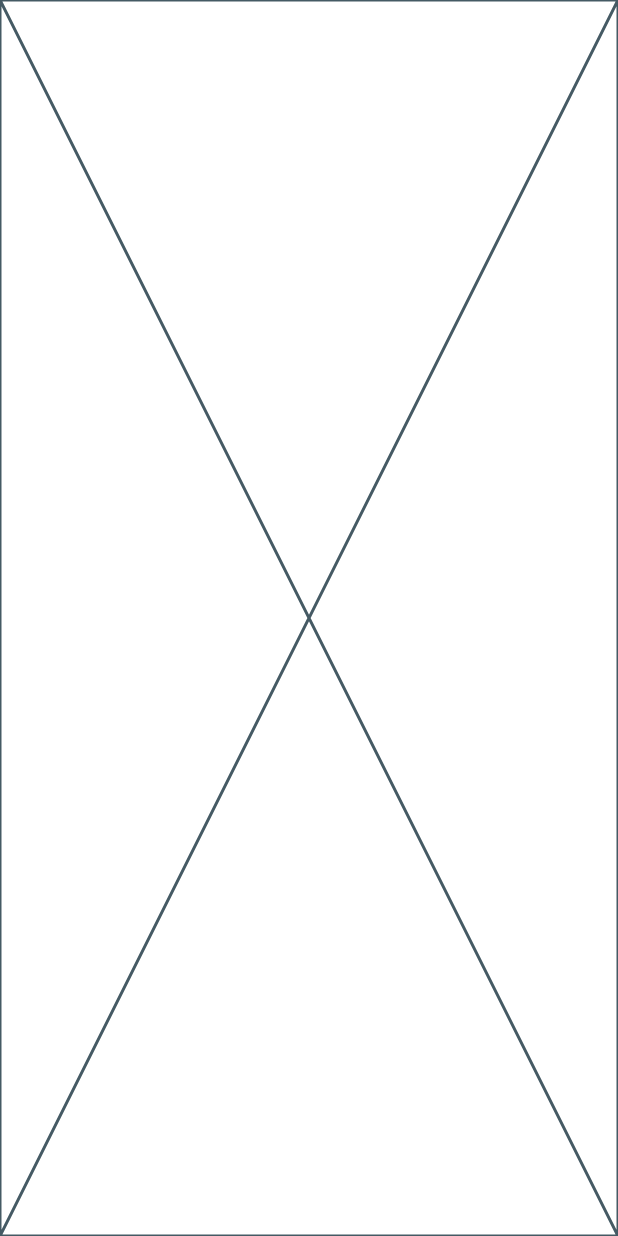
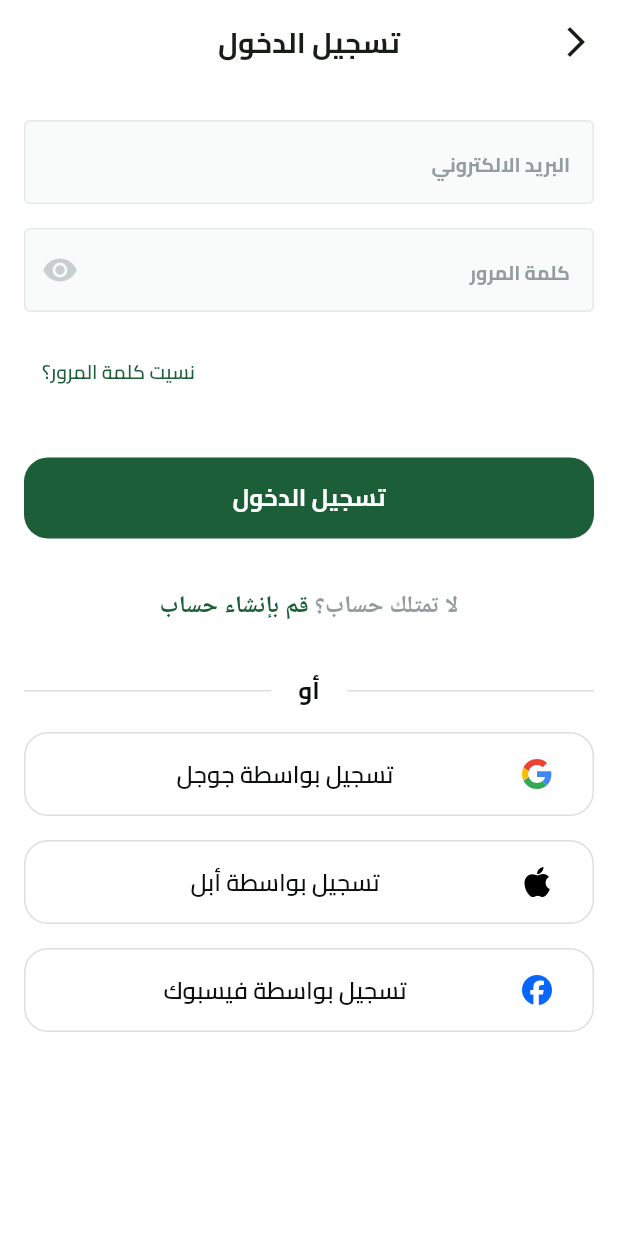
Before and after one commit to Osama-El-Dawli/fruits-hub, a Flutter app: the screen it shows after launch, after a tap on "تخط", on a phone screen of 412 x 824 dp. Run offline on Flutter 3.47's test engine with Material 3 defaults, Android fonts, the phone set to English and light mode, and no system bars; our stand-ins replace dots_indicator, flutter_svg, shared_preferences.

Commit message:
finish login UI

```diff
--- a/lib/core/utils/app_colors.dart
+++ b/lib/core/utils/app_colors.dart
@@ -2,5 +2,6 @@ import 'dart:ui';
 
 abstract class AppColors {
   static const Color primaryColor = Color(0xff1B5E37);
-  static const Color secondaryColor = Color(0xffF4A91F);
+  static const Color lightPrimaryColor = Color(0xff1B5E37);
+  static const Color secondaryColor = Color(0xff2D9F5D);
 }
--- a/lib/core/utils/app_text_styles.dart
+++ b/lib/core/utils/app_text_styles.dart
@@ -95,4 +95,9 @@ abstract class AppTextStyles {
     fontSize: 13,
     fontWeight: FontWeight.w600,
   );
+
+  static const TextStyle semiBold16 = TextStyle(
+    fontSize: 16,
+    fontWeight: FontWeight.w600,
+  );
 }
--- a/lib/core/utils/assets.dart
+++ b/lib/core/utils/assets.dart
@@ -5,6 +5,18 @@ class Assets {
   /// Assets for imagesAppIcon
   /// assets/images/app_icon.png
   static const String imagesAppIcon = "assets/images/app_icon.png";
+
+  /// Assets for imagesAppleIcon
+  /// assets/images/apple_icon.svg
+  static const String imagesAppleIcon = "assets/images/apple_icon.svg";
+
+  /// Assets for imagesFacebookIcon
+  /// assets/images/facebook_icon.svg
+  static const String imagesFacebookIcon = "assets/images/facebook_icon.svg";
+
+  /// Assets for imagesGoogleIcon
+  /// assets/images/google_icon.svg
+  static const String imagesGoogleIcon = "assets/images/google_icon.svg";
 
   /// Assets for imagesLogo
   /// assets/images/logo.svg
@@ -33,4 +45,6 @@ class Assets {
   /// Assets for imagesSplashTop
   /// assets/images/splash_top.svg
   static const String imagesSplashTop = "assets/images/splash_top.svg";
+
+  static var images;
 }
--- /dev/null
+++ b/lib/core/widgets/custom_app_bar.dart
@@ -0,0 +1,16 @@
+import 'package:flutter/material.dart';
+import 'package:fruits_hub/core/utils/app_text_styles.dart';
+
+AppBar buildAppBar(context, title) {
+  return AppBar(
+    backgroundColor: Colors.white,
+    centerTitle: true,
+    title: Text(title, style: AppTextStyles.bold19),
+    leading: IconButton(
+      icon: Icon(Icons.arrow_back_ios_new),
+      onPressed: () {
+        Navigator.pop(context);
+      },
+    ),
+  );
+}
--- /dev/null
+++ b/lib/core/widgets/custom_text_form_field.dart
@@ -0,0 +1,38 @@
+import 'package:flutter/material.dart';
+import 'package:fruits_hub/core/utils/app_text_styles.dart';
+
+class CustomTextFormField extends StatelessWidget {
+  const CustomTextFormField({
+    super.key,
+    required this.hintText,
+    required this.textInputType,
+    this.suffixIcon,
+  });
+  final String hintText;
+  final TextInputType textInputType;
+  final Widget? suffixIcon;
+
+  @override
+  Widget build(BuildContext context) {
+    return TextFormField(
+      keyboardType: textInputType,
+      decoration: InputDecoration(
+        hintText: hintText,
+        hintStyle: AppTextStyles.bold13.copyWith(color: Color(0xff949D9E)),
+        filled: true,
+        fillColor: Color(0xffF9FAFA),
+        suffixIcon: suffixIcon,
+        enabledBorder: buildBorder(),
+        border: buildBorder(),
+        focusedBorder: buildBorder(),
+      ),
+    );
+  }
+
+  OutlineInputBorder buildBorder() {
+    return OutlineInputBorder(
+      borderRadius: BorderRadius.circular(4),
+      borderSide: const BorderSide(color: Color(0xffE6E9EA)),
+    );
+  }
+}
--- a/lib/features/auth/presentation/views/login_view.dart
+++ b/lib/features/auth/presentation/views/login_view.dart
@@ -1,4 +1,6 @@
 import 'package:flutter/material.dart';
+import 'package:fruits_hub/core/widgets/custom_app_bar.dart';
+import 'package:fruits_hub/features/auth/presentation/widgets/login_view_body.dart';
 
 class LoginView extends StatelessWidget {
   const LoginView({super.key});
@@ -6,6 +8,9 @@ class LoginView extends StatelessWidget {
   static const routeName = 'login';
   @override
   Widget build(BuildContext context) {
-    return const Placeholder();
+    return Scaffold(
+      appBar: buildAppBar(context, 'تسجيل الدخول'),
+      body: LoginViewBody(),
+    );
   }
 }
--- /dev/null
+++ b/lib/features/auth/presentation/widgets/dont_have_an_account.dart
@@ -0,0 +1,27 @@
+import 'package:flutter/material.dart';
+import 'package:fruits_hub/core/utils/app_colors.dart';
+import 'package:fruits_hub/core/utils/app_text_styles.dart';
+
+class DontHaveAnAccount extends StatelessWidget {
+  const DontHaveAnAccount({super.key});
+
+  @override
+  Widget build(BuildContext context) {
+    return Text.rich(
+      TextSpan(
+        children: [
+          TextSpan(
+            text: 'لا تمتلك حساب؟ ',
+            style: AppTextStyles.semiBold16.copyWith(color: Color(0xff949D9E)),
+          ),
+          TextSpan(
+            text: 'قم بإنشاء حساب',
+            style: AppTextStyles.semiBold16.copyWith(
+              color: AppColors.lightPrimaryColor,
+            ),
+          ),
+        ],
+      ),
+    );
+  }
+}
--- /dev/null
+++ b/lib/features/auth/presentation/widgets/login_view_body.dart
@@ -0,0 +1,85 @@
+import 'package:flutter/material.dart';
+import 'package:fruits_hub/core/utils/app_colors.dart';
+import 'package:fruits_hub/core/utils/app_text_styles.dart';
+import 'package:fruits_hub/core/utils/assets.dart';
+import 'package:fruits_hub/core/widgets/custom_button.dart';
+import 'package:fruits_hub/core/widgets/custom_text_form_field.dart';
+import 'package:fruits_hub/features/auth/presentation/widgets/dont_have_an_account.dart';
+import 'package:fruits_hub/features/auth/presentation/widgets/or_divider.dart';
+import 'package:fruits_hub/features/auth/presentation/widgets/social_login_button.dart';
+
+class LoginViewBody extends StatelessWidget {
+  const LoginViewBody({super.key});
+
+  @override
+  Widget build(BuildContext context) {
+    return Padding(
+      padding: const EdgeInsets.symmetric(horizontal: 16),
+      child: SingleChildScrollView(
+        child: Column(
+          children: [
+            const SizedBox(height: 24),
+            Form(
+              child: Column(
+                children: [
+                  CustomTextFormField(
+                    hintText: 'البريد الالكتروني',
+                    textInputType: TextInputType.emailAddress,
+                  ),
+                  const SizedBox(height: 16),
+                  CustomTextFormField(
+                    hintText: 'كلمة المرور',
+                    textInputType: TextInputType.visiblePassword,
+                    suffixIcon: IconButton(
+                      onPressed: () {},
+                      icon: Icon(Icons.visibility, color: Color(0xffC9CECF)),
+                    ),
+                  ),
+                  const SizedBox(height: 16),
+                  Row(
+                    mainAxisAlignment: MainAxisAlignment.end,
+                    children: [
+                      TextButton(
+                        onPressed: () {},
+                        child: Text(
+                          'نسيت كلمة المرور؟',
+                          style: AppTextStyles.semiBold13.copyWith(
+                            color: AppColors.lightPrimaryColor,
+                          ),
+                        ),
+                      ),
+                    ],
+                  ),
+                  const SizedBox(height: 33),
+                  CustomButton(onPressed: () {}, text: 'تسجيل الدخول'),
+                  const SizedBox(height: 33),
+                  DontHaveAnAccount(),
+                  const SizedBox(height: 33),
+                  OrDivider(),
+                  const SizedBox(height: 16),
+                  SocialLoginButton(
+                    title: 'تسجيل بواسطة جوجل',
+                    image: Assets.imagesGoogleIcon,
+                    onPressed: () {},
+                  ),
+                  const SizedBox(height: 16),
+                  SocialLoginButton(
+                    title: 'تسجيل بواسطة أبل',
+                    image: Assets.imagesAppleIcon,
+                    onPressed: () {},
+                  ),
+                  const SizedBox(height: 16),
+                  SocialLoginButton(
+                    title: 'تسجيل بواسطة فيسبوك',
+                    image: Assets.imagesFacebookIcon,
+                    onPressed: () {},
+                  ),
+                ],
+              ),
+            ),
+          ],
+        ),
+      ),
+    );
+  }
+}
--- /dev/null
+++ b/lib/features/auth/presentation/widgets/or_divider.dart
@@ -0,0 +1,23 @@
+import 'package:flutter/material.dart';
+import 'package:fruits_hub/core/utils/app_text_styles.dart';
+
+class OrDivider extends StatelessWidget {
+  const OrDivider({super.key});
+
+  @override
+  Widget build(BuildContext context) {
+    return Row(
+      children: [
+        const Expanded(child: Divider(color: Color(0xffDDDFDF))),
+        Padding(
+          padding: const EdgeInsets.symmetric(horizontal: 18.0),
+          child: Text(
+            'أو',
+            style: AppTextStyles.bold16.copyWith(color: Color(0xff0C0D0D)),
+          ),
+        ),
+        const Expanded(child: Divider(color: Color(0xffDDDFDF))),
+      ],
+    );
+  }
+}
--- /dev/null
+++ b/lib/features/auth/presentation/widgets/social_login_button.dart
@@ -0,0 +1,42 @@
+import 'package:flutter/material.dart';
+import 'package:flutter_svg/svg.dart';
+import 'package:fruits_hub/core/utils/app_text_styles.dart';
+
+class SocialLoginButton extends StatelessWidget {
+  const SocialLoginButton({
+    super.key,
+    required this.title,
+    required this.image,
+    required this.onPressed,
+  });
+  final String title;
+  final String image;
+  final void Function() onPressed;
+
+  @override
+  Widget build(BuildContext context) {
+    return SizedBox(
+      height: 56,
+      width: double.infinity,
+      child: TextButton(
+        style: TextButton.styleFrom(
+          backgroundColor: Colors.white,
+          shape: RoundedRectangleBorder(
+            borderRadius: BorderRadius.circular(16),
+            side: const BorderSide(color: Color(0xffDDDFDF)),
+          ),
+        ),
+        onPressed: onPressed,
+        child: ListTile(
+          visualDensity: VisualDensity(vertical: VisualDensity.minimumDensity),
+          leading: SvgPicture.asset(image),
+          title: Text(
+            title,
+            textAlign: TextAlign.center,
+            style: AppTextStyles.semiBold16.copyWith(color: Color(0xff0C0D0D)),
+          ),
+        ),
+      ),
+    );
+  }
+}
--- a/lib/main.dart
+++ b/lib/main.dart
@@ -2,6 +2,7 @@ import 'package:flutter/material.dart';
 import 'package:flutter_localizations/flutter_localizations.dart';
 import 'package:fruits_hub/core/functions/on_generate_routes.dart';
 import 'package:fruits_hub/core/services/shared_prefrences.dart';
+import 'package:fruits_hub/core/utils/app_colors.dart';
 import 'package:fruits_hub/features/splash/presentation/views/splash_view.dart';
 import 'package:fruits_hub/generated/l10n.dart';
 
@@ -18,6 +19,7 @@ class FruitsHub extends StatelessWidget {
   Widget build(BuildContext context) {
     return MaterialApp(
       theme: ThemeData(
+        colorScheme: ColorScheme.fromSeed(seedColor: AppColors.primaryColor),
         scaffoldBackgroundColor: Colors.white,
         fontFamily: 'Cairo',
       ),
```
Also changed, not shown: assets/images/apple_icon.svg (added), assets/images/facebook_icon.svg (added), assets/images/google_icon.svg (added).
